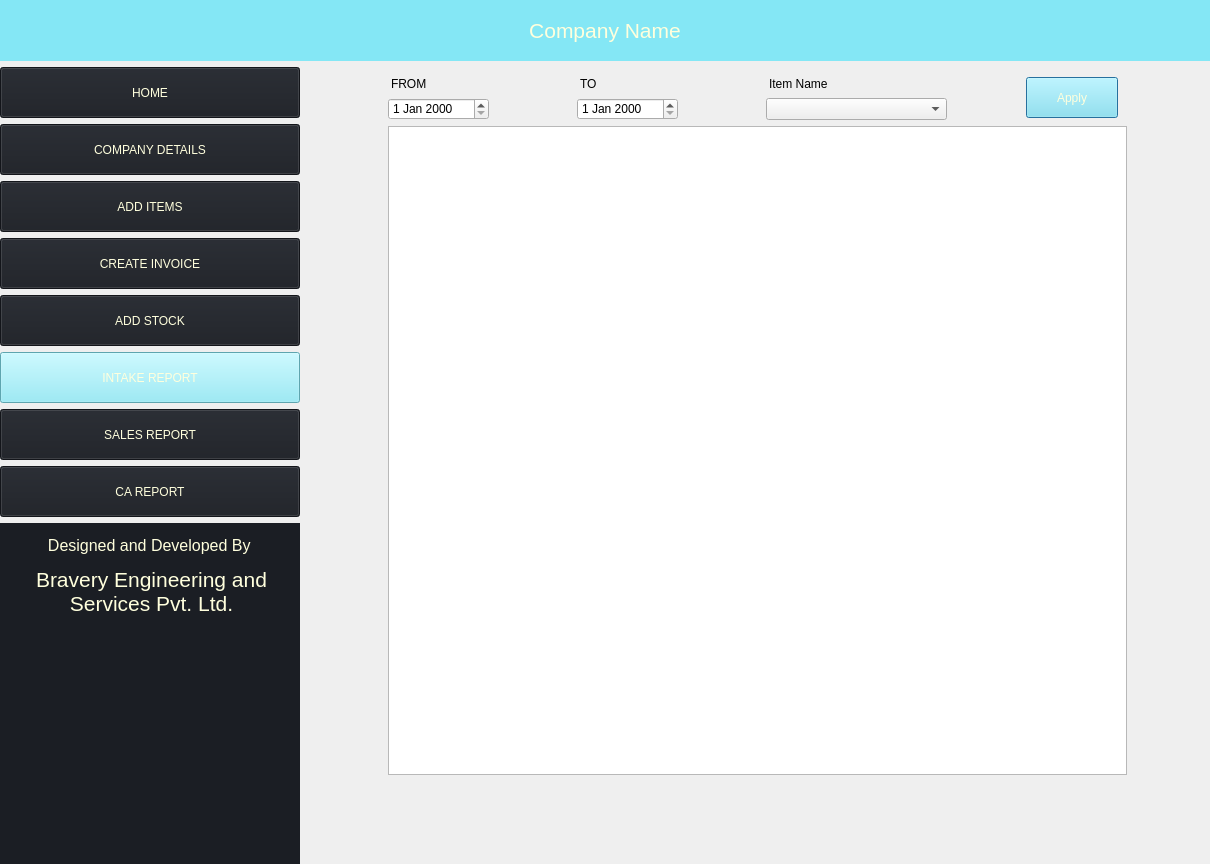
ananth-hegde/offlineBillingSystem, file stockDetails.ui: the form before one commit.
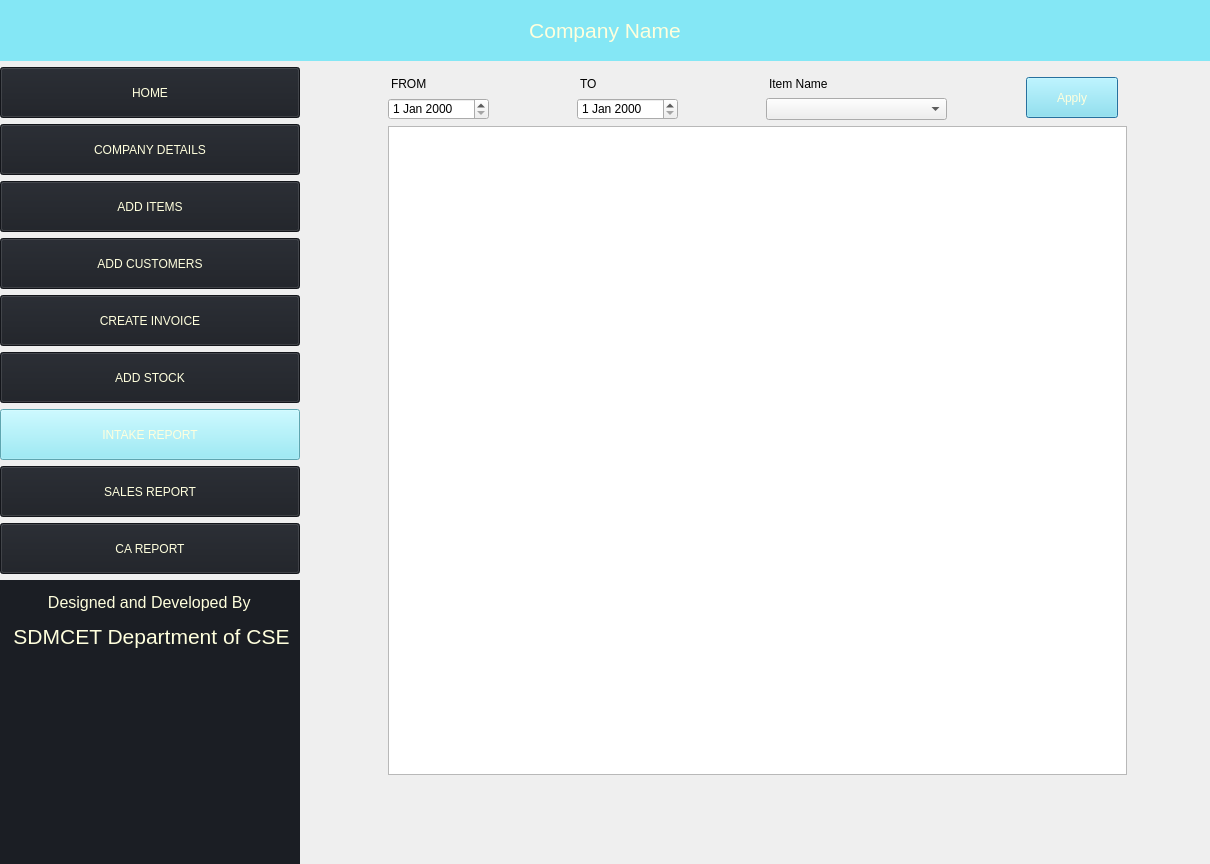
The form after the commit. Icons and pictures are not drawn.

Patch:
```diff
--- a/stockDetails.ui
+++ b/stockDetails.ui
@@ -313,6 +313,22 @@
         </property>
        </widget>
       </item>
+      <item>
+       <widget class="QPushButton" name="addCustomersBtn">
+        <property name="minimumSize">
+         <size>
+          <width>239</width>
+          <height>51</height>
+         </size>
+        </property>
+        <property name="styleSheet">
+         <string notr="true">background-color:  rgb(27, 30, 36); color: rgb(255, 255, 221)</string>
+        </property>
+        <property name="text">
+         <string>ADD CUSTOMERS</string>
+        </property>
+       </widget>
+      </item>
       <item>
        <widget class="QPushButton" name="createInvoiceBtn">
         <property name="minimumSize">
@@ -411,7 +427,7 @@
          <string notr="true">background-color: rgb(27, 30, 36); color: rgb(255, 255, 221);padding-top:10px</string>
         </property>
         <property name="text">
-         <string>&lt;html&gt;&lt;head/&gt;&lt;body&gt;&lt;p align=&quot;center&quot;&gt;&lt;span style=&quot; font-size:12pt;&quot;&gt;Designed and Developed By &lt;/span&gt;&lt;/p&gt;&lt;p align=&quot;center&quot;&gt;&lt;span style=&quot; font-size:16pt;&quot;&gt;Bravery Engineering and Services Pvt. Ltd.&lt;/span&gt;&lt;/p&gt;&lt;/body&gt;&lt;/html&gt;</string>
+         <string>&lt;html&gt;&lt;head/&gt;&lt;body&gt;&lt;p align=&quot;center&quot;&gt;&lt;span style=&quot; font-size:12pt;&quot;&gt;Designed and Developed By &lt;/span&gt;&lt;/p&gt;&lt;p align=&quot;center&quot;&gt;&lt;span style=&quot; font-size:16pt;&quot;&gt;SDMCET Department of CSE&lt;/span&gt;&lt;/p&gt;&lt;/body&gt;&lt;/html&gt;</string>
         </property>
         <property name="scaledContents">
          <bool>true</bool>
```
